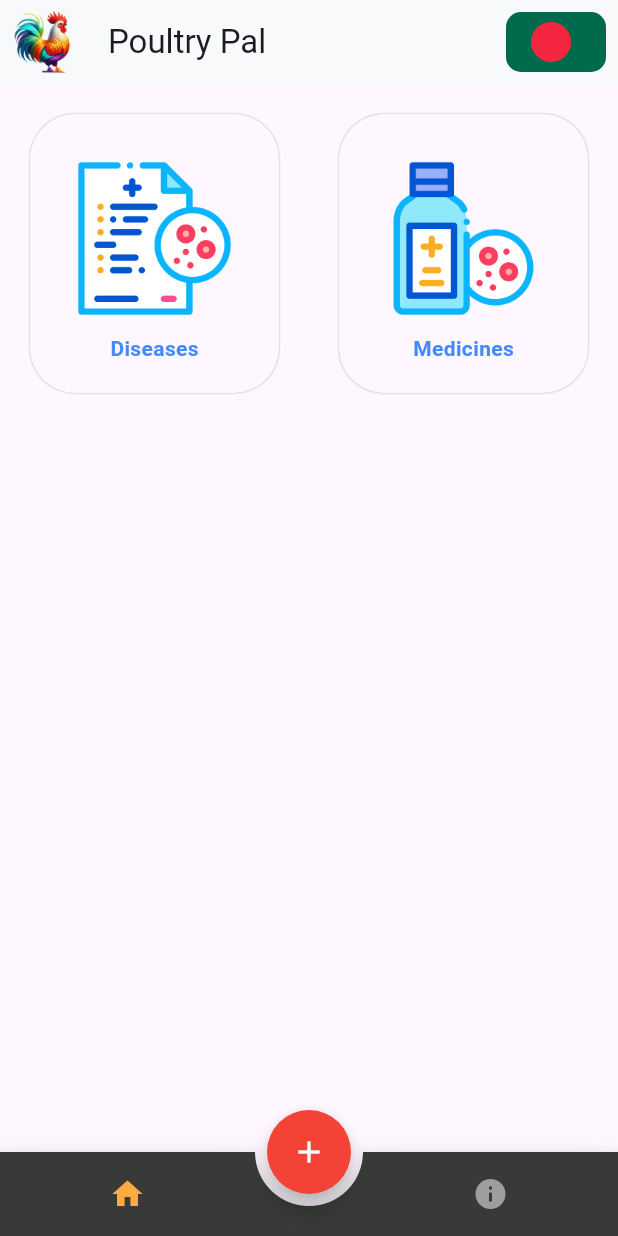
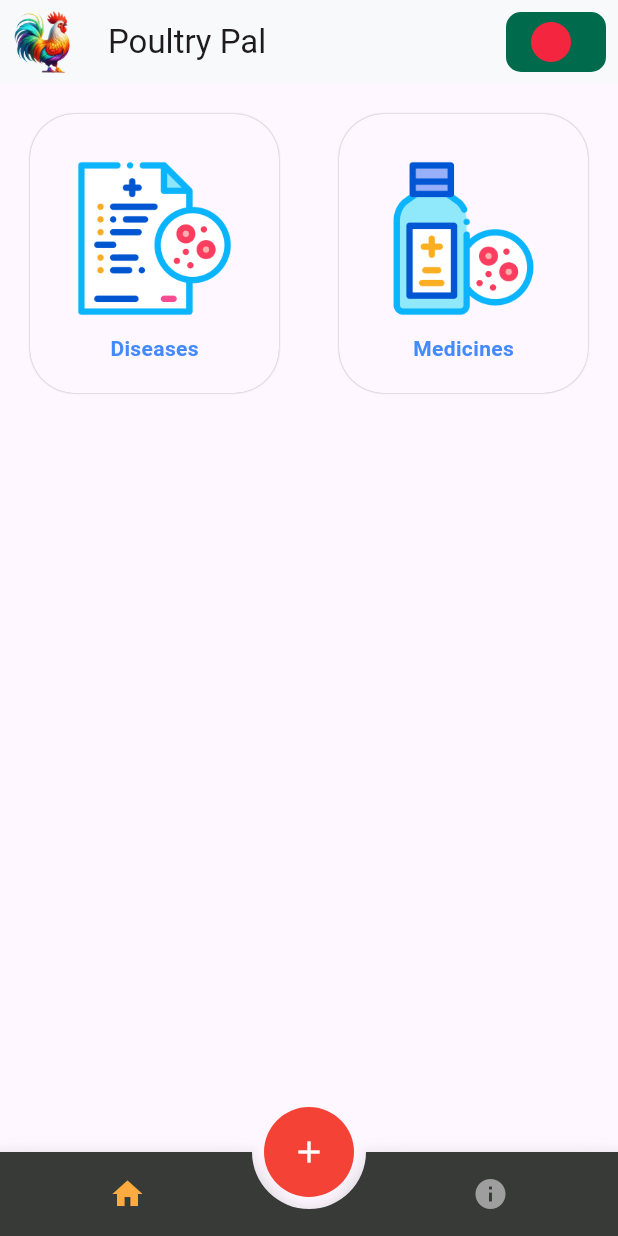
Before and after one commit to shahindiu16/poultrypal, a Flutter app: the screen it shows after launch, on a phone screen of 412 x 824 dp. Run offline on Flutter 3.47's test engine with Material 3 defaults, Android fonts, the light colour scheme and no system bars; drawn by our look-alikes of animated_bottom_navigation_bar; our stand-ins replace firebase_core, firebase_messaging, flutter_local_notifications, google_mobile_ads, image_cropper, image_picker and 1 more; missing offline and left inert: google_mlkit_image_labeling, pie_menu, tflite_flutter; accounts and stored records are empty.

Commit message:
first commit after EID

```diff
--- a/lib/app.dart
+++ b/lib/app.dart
@@ -117,16 +117,25 @@ class FabPie extends StatelessWidget {
           child: const Icon(Icons.file_open), // Can be any widget
         ),
       ],
-      child: FloatingActionButton(
-          key: UniqueKey(),
-          // backgroundColor: Color(0xff373A36),
-          backgroundColor: Colors.red,
-          onPressed: null,
-          shape: CircleBorder(),
-          child: Icon(
-            Icons.add,
-            color: Colors.white,
-          )),
+      child: CircleAvatar(
+        backgroundColor: Colors.red,
+        radius: 30,
+        child: Icon(
+          Icons.add,
+          color: Colors.white,
+        ),
+      ),
+      // child: FloatingActionButton(
+      //   key: UniqueKey(),
+      //   // backgroundColor: Color(0xff373A36),
+      //   backgroundColor: Colors.red,
+      //   onPressed: null,
+      //   shape: CircleBorder(),
+      //   child: Icon(
+      //     Icons.add,
+      //     color: Colors.white,
+      //   ),
+      // ),
     );
   }
 
--- a/lib/l10n/app_bn.arb
+++ b/lib/l10n/app_bn.arb
@@ -1,6 +1,9 @@
 {
   "appTitle": "পোল্ট্রি পাল",
   "homeCardDiseases": "রোগসমূহ",
+  "noImageSelected": "কোন ছবি নির্বাচিত করা হয়নি",
+  "takePicture": "ছবি তুলুন",
+  "selectFromGallery": "গ্যালারী থেকে নির্বাচন করুন",
   "homeCardDiseasesTitle": "রোগসমূহ এবং চিকিৎসা",
   "homeCardMedicines": "ওষুধ",
   "imagePreview": "ছবির পূর্বরূপ",
--- a/lib/l10n/app_en.arb
+++ b/lib/l10n/app_en.arb
@@ -1,5 +1,8 @@
 {
   "appTitle": "Poultry Pal",
+  "noImageSelected": "No image selected",
+  "takePicture": "Take Picture",
+  "selectFromGallery": "Select from Gallery",
   "homeCardDiseases": "Diseases",
   "homeCardDiseasesTitle": "Diseases & Treatments",
   "homeCardMedicines": "Medicines",
--- a/lib/l10n/app_localizations.dart
+++ b/lib/l10n/app_localizations.dart
@@ -103,6 +103,24 @@ abstract class AppLocalizations {
   /// In en, this message translates to:
   /// **'Poultry Pal'**
   String get appTitle;
+
+  /// No description provided for @noImageSelected.
+  ///
+  /// In en, this message translates to:
+  /// **'No image selected'**
+  String get noImageSelected;
+
+  /// No description provided for @takePicture.
+  ///
+  /// In en, this message translates to:
+  /// **'Take Picture'**
+  String get takePicture;
+
+  /// No description provided for @selectFromGallery.
+  ///
+  /// In en, this message translates to:
+  /// **'Select from Gallery'**
+  String get selectFromGallery;
 
   /// No description provided for @homeCardDiseases.
   ///
--- a/pubspec.yaml
+++ b/pubspec.yaml
@@ -2,7 +2,7 @@ name: poultrypal
 description: "A new Flutter project."
 publish_to: "none"
 
-version: 1.0.0+1
+version: 1.0.0+2
 
 environment:
   sdk: ^3.6.0
@@ -20,8 +20,8 @@ dependencies:
   flutter_localizations:
     sdk: flutter
   google_mlkit_image_labeling: ^0.14.1
-  # google_mobile_ads: ^6.0.0 # this version has major problem
-  google_mobile_ads: ^5.3.1
+  google_mobile_ads: ^6.0.0 # this version has major problem
+  # google_mobile_ads: ^5.3.1
   http: ^1.4.0
   image: ^4.5.4
   image_cropper: ^9.1.0
```
Also changed, not shown: lib/admob/admob_ids.dart (+12 -11 lines), lib/l10n/app_localizations_bn.dart (+9 -0 lines), lib/l10n/app_localizations_en.dart (+9 -0 lines), assets/splash2.png, assets/splash3.png (added), 3 other files.
